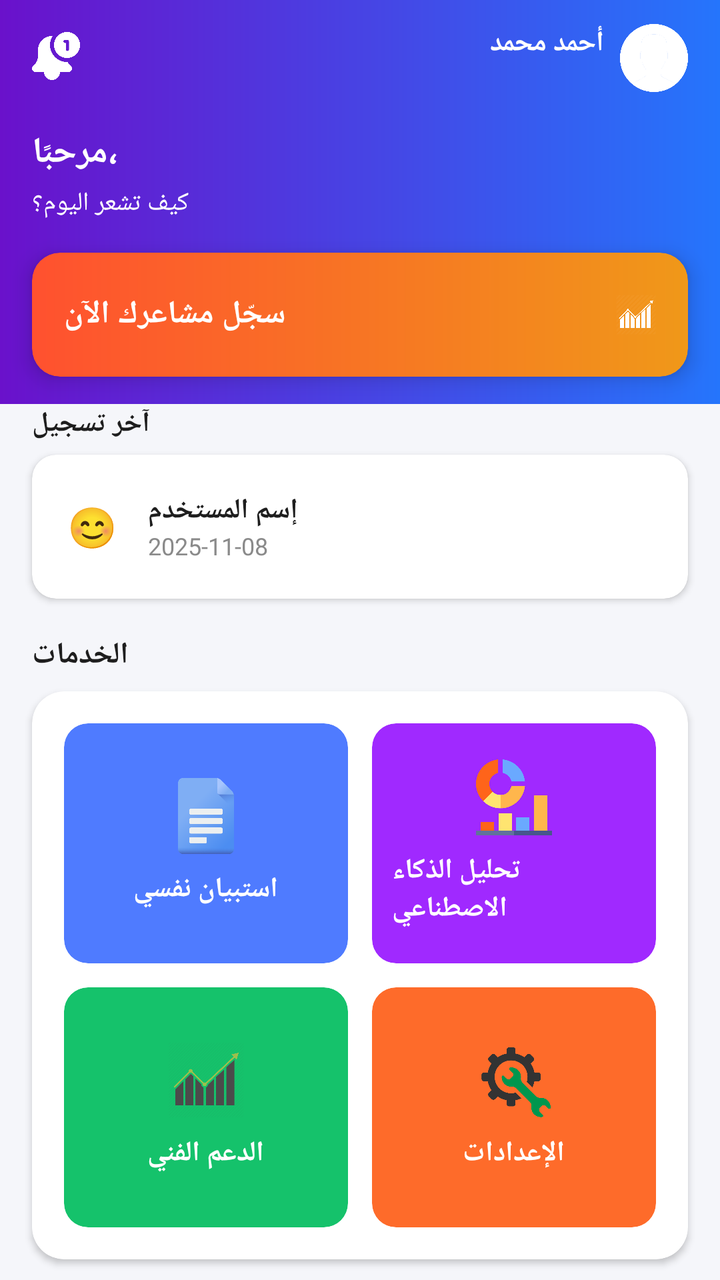
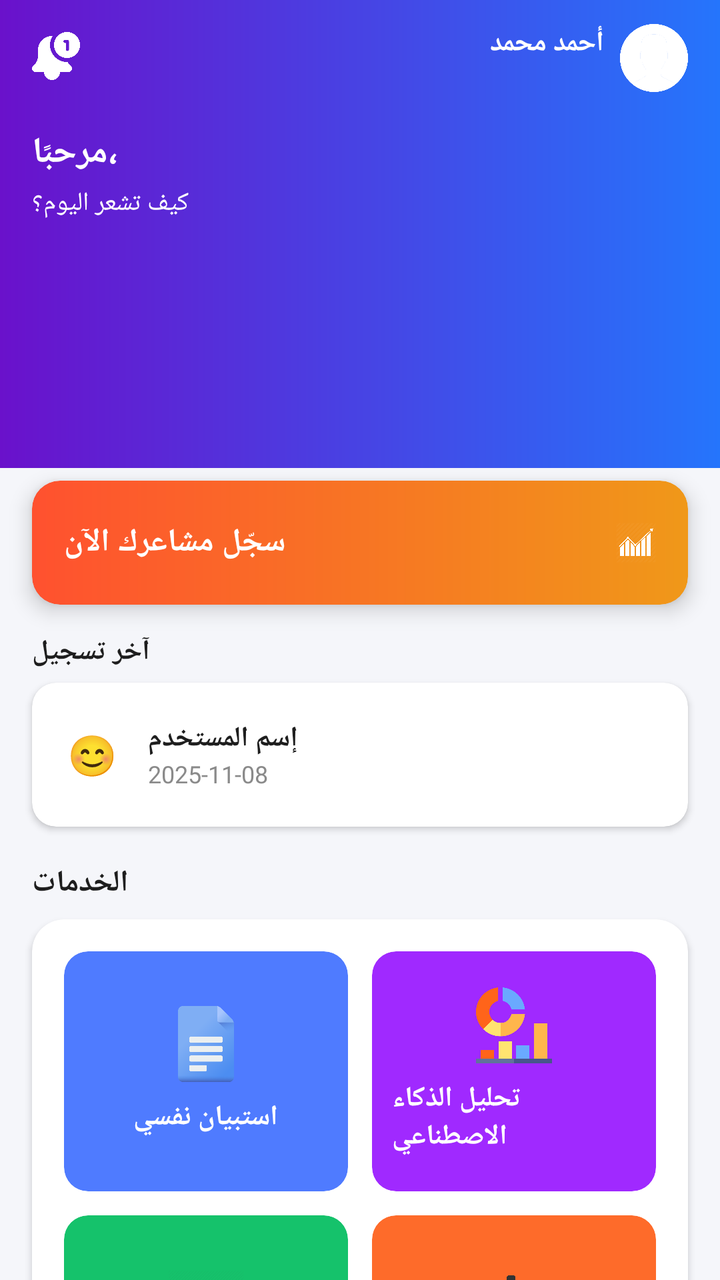

The first picture is an Android layout as it rendered before a commit; the second is the same layout after the commit. The layout source and the unified diff follow.
<!-- AndroidManifest.xml: application theme Theme.Mentalhealthapp -->
<!-- res/layout/fragment_home.xml -->
<?xml version="1.0" encoding="utf-8"?>
<androidx.constraintlayout.widget.ConstraintLayout
    xmlns:android="http://schemas.android.com/apk/res/android"
    xmlns:app="http://schemas.android.com/apk/res-auto"
    android:id="@+id/homeMainRoot"
    android:layout_width="match_parent"
    android:layout_height="match_parent"
    android:background="@color/bg_light"
    android:layoutDirection="locale"
    android:textDirection="locale"
    android:fitsSystemWindows="true">

    
    <androidx.core.widget.NestedScrollView
        android:id="@+id/homeScroll"
        android:layout_width="0dp"
        android:layout_height="0dp"
        android:fillViewport="true"
        android:background="@color/bg_light"
        android:layoutDirection="locale"
        android:textDirection="locale"
        android:fitsSystemWindows="true"
        app:layout_constraintTop_toTopOf="parent"
        app:layout_constraintBottom_toBottomOf="parent"
        app:layout_constraintStart_toStartOf="parent"
        app:layout_constraintEnd_toEndOf="parent">

        <androidx.constraintlayout.widget.ConstraintLayout
            android:id="@+id/homeRoot"
            android:layout_width="match_parent"
            android:layout_height="wrap_content"
            android:paddingBottom="16dp">

            
            <View
                android:id="@+id/headerBg"
                android:layout_width="0dp"
                android:layout_height="0dp"
                android:background="@drawable/bg_header_gradient"
                app:layout_constraintHeight_percent="0.28"
                app:layout_constraintTop_toTopOf="parent"
                app:layout_constraintStart_toStartOf="parent"
                app:layout_constraintEnd_toEndOf="parent"/>

            
            <ImageView
                android:id="@+id/ivBell"
                android:layout_width="24dp"
                android:layout_height="24dp"
                android:src="@drawable/ic_bell"
                app:tint="@android:color/white"
                android:layout_marginStart="16dp"
                android:layout_marginTop="16dp"
                app:layout_constraintTop_toTopOf="parent"
                app:layout_constraintStart_toStartOf="parent"/>

            
            <ImageView
                android:id="@+id/ivAvatar"
                android:layout_width="34dp"
                android:layout_height="34dp"
                android:src="@drawable/ic_user_circle"
                app:tint="@android:color/white"
                android:layout_marginEnd="16dp"
                android:layout_marginTop="12dp"
                app:layout_constraintTop_toTopOf="parent"
                app:layout_constraintEnd_toEndOf="parent"/>

            
            <TextView
                android:id="@+id/tvUserName"
                android:layout_width="wrap_content"
                android:layout_height="wrap_content"
                android:text="@string/sample_user_name"
                android:textColor="@android:color/white"
                android:textStyle="bold"
                android:textSize="14sp"
                android:layout_marginEnd="8dp"
                app:layout_constraintTop_toTopOf="@id/ivAvatar"
                app:layout_constraintEnd_toStartOf="@id/ivAvatar"/>

            
            <TextView
                android:id="@+id/tvWelcome"
                android:layout_width="0dp"
                android:layout_height="wrap_content"
                android:text="@string/home_welcome"
                android:textColor="@android:color/white"
                android:textStyle="bold"
                android:textSize="18sp"
                android:layout_marginTop="18dp"
                android:layout_marginStart="16dp"
                android:layout_marginEnd="16dp"
                app:layout_constraintTop_toBottomOf="@id/ivAvatar"
                app:layout_constraintStart_toStartOf="parent"
                app:layout_constraintEnd_toEndOf="parent"/>

            
            <TextView
                android:id="@+id/tvHowFeel"
                android:layout_width="0dp"
                android:layout_height="wrap_content"
                android:text="@string/how_feel"
                android:textColor="@android:color/white"
                android:textSize="13sp"
                android:layout_marginTop="4dp"
                app:layout_constraintTop_toBottomOf="@id/tvWelcome"
                app:layout_constraintStart_toStartOf="@id/tvWelcome"
                app:layout_constraintEnd_toEndOf="@id/tvWelcome"/>

            
            <androidx.cardview.widget.CardView
                android:id="@+id/cardRecordMood"
                android:layout_width="0dp"
                android:layout_height="wrap_content"
                android:layout_marginTop="16dp"
                app:cardCornerRadius="14dp"
                app:cardElevation="6dp"
                android:backgroundTint="@android:color/transparent"
                app:layout_constraintTop_toBottomOf="@id/tvHowFeel"
                app:layout_constraintStart_toStartOf="@id/tvWelcome"
                app:layout_constraintEnd_toEndOf="@id/tvWelcome">

                <LinearLayout
                    android:layout_width="match_parent"
                    android:layout_height="62dp"
                    android:background="@drawable/bg_orange_gradient"
                    android:gravity="center_vertical"
                    android:paddingStart="16dp"
                    android:paddingEnd="16dp"
                    android:layoutDirection="locale">

                    <TextView
                        android:id="@+id/tvRecordMood"
                        android:layout_width="0dp"
                        android:layout_height="wrap_content"
                        android:layout_weight="1"
                        android:text="@string/record_mood_now"
                        android:textColor="@android:color/white"
                        android:textStyle="bold"
                        android:textSize="16sp"/>

                    <ImageView
                        android:layout_width="20dp"
                        android:layout_height="20dp"
                        android:src="@drawable/ic_arrow"
                        app:tint="@android:color/white"/>
                </LinearLayout>
            </androidx.cardview.widget.CardView>

            
            <TextView
                android:id="@+id/tvLastEntryTitle"
                android:layout_width="0dp"
                android:layout_height="wrap_content"
                android:text="@string/last_entry"
                android:textStyle="bold"
                android:textSize="14sp"
                android:textColor="@color/text_dark"
                android:layout_marginTop="14dp"
                app:layout_constraintTop_toBottomOf="@id/cardRecordMood"
                app:layout_constraintStart_toStartOf="@id/tvWelcome"
                app:layout_constraintEnd_toEndOf="@id/tvWelcome"/>

            
            <androidx.cardview.widget.CardView
                android:id="@+id/cardLastEntry"
                android:layout_width="0dp"
                android:layout_height="wrap_content"
                android:layout_marginTop="6dp"
                app:cardCornerRadius="12dp"
                app:cardElevation="2dp"
                app:layout_constraintTop_toBottomOf="@id/tvLastEntryTitle"
                app:layout_constraintStart_toStartOf="@id/tvWelcome"
                app:layout_constraintEnd_toEndOf="@id/tvWelcome">

                <LinearLayout
                    android:layout_width="match_parent"
                    android:layout_height="72dp"
                    android:gravity="center_vertical"
                    android:padding="12dp"
                    android:layoutDirection="locale">

                    <TextView
                        android:id="@+id/tvLastMoodEmoji"
                        android:layout_width="36dp"
                        android:layout_height="36dp"
                        android:text="😊"
                        android:gravity="center"
                        android:textSize="20sp"/>

                    <LinearLayout
                        android:layout_width="0dp"
                        android:layout_height="wrap_content"
                        android:layout_weight="1"
                        android:orientation="vertical"
                        android:paddingStart="10dp"
                        android:paddingEnd="10dp">

                        <TextView
                            android:id="@+id/tvLastMoodLabel"
                            android:layout_width="wrap_content"
                            android:layout_height="wrap_content"
                            android:text="@string/sample_mood_label"
                            android:textStyle="bold"
                            android:textSize="14sp"
                            android:textColor="@color/text_dark"/>

                        <TextView
                            android:id="@+id/tvLastMoodDate"
                            android:layout_width="wrap_content"
                            android:layout_height="wrap_content"
                            android:text="2025-11-08"
                            android:textSize="12sp"
                            android:textColor="@color/text_gray"/>
                    </LinearLayout>

                </LinearLayout>
            </androidx.cardview.widget.CardView>

            
            <TextView
                android:id="@+id/tvServices"
                android:layout_width="0dp"
                android:layout_height="wrap_content"
                android:text="@string/services"
                android:textStyle="bold"
                android:textSize="15sp"
                android:textColor="@color/text_dark"
                android:layout_marginTop="18dp"
                app:layout_constraintTop_toBottomOf="@id/cardLastEntry"
                app:layout_constraintStart_toStartOf="@id/tvWelcome"
                app:layout_constraintEnd_toEndOf="@id/tvWelcome"/>

            
            <androidx.cardview.widget.CardView
                android:id="@+id/cardServicesContainer"
                android:layout_width="0dp"
                android:layout_height="wrap_content"
                android:layout_marginTop="8dp"
                app:cardCornerRadius="16dp"
                app:cardElevation="2dp"
                android:backgroundTint="@android:color/white"
                app:layout_constraintTop_toBottomOf="@id/tvServices"
                app:layout_constraintStart_toStartOf="@id/tvWelcome"
                app:layout_constraintEnd_toEndOf="@id/tvWelcome">

                <LinearLayout
                    android:layout_width="match_parent"
                    android:layout_height="wrap_content"
                    android:orientation="vertical"
                    android:padding="10dp"
                    android:layoutDirection="locale">

                    
                    <LinearLayout
                        android:layout_width="match_parent"
                        android:layout_height="wrap_content"
                        android:orientation="horizontal"
                        android:weightSum="2">

                        <LinearLayout
                            android:id="@+id/cardQuestionnaire"
                            android:layout_width="0dp"
                            android:layout_height="120dp"
                            android:layout_weight="1"
                            android:layout_margin="6dp"
                            android:background="@drawable/bg_service_purple"
                            android:gravity="center"
                            android:orientation="vertical"
                            android:padding="10dp"
                            android:clipToOutline="true">

                            <ImageView
                                android:layout_width="38dp"
                                android:layout_height="38dp"
                                android:src="@drawable/ic_form" />

                            <TextView
                                android:layout_width="wrap_content"
                                android:layout_height="wrap_content"
                                android:text="@string/mood_check"
                                android:textColor="@android:color/white"
                                android:textStyle="bold"
                                android:textSize="14sp"
                                android:layout_marginTop="8dp"/>
                        </LinearLayout>

                        <LinearLayout
                            android:id="@+id/cardAI"
                            android:layout_width="0dp"
                            android:layout_height="120dp"
                            android:layout_weight="1"
                            android:layout_margin="6dp"
                            android:background="@drawable/bg_service_blue"
                            android:gravity="center"
                            android:orientation="vertical"
                            android:padding="10dp"
                            android:clipToOutline="true">

                            <ImageView
                                android:layout_width="38dp"
                                android:layout_height="38dp"
                                android:src="@drawable/ic_chart"/>

                            <TextView
                                android:layout_width="wrap_content"
                                android:layout_height="wrap_content"
                                android:text="@string/ai_analysis"
                                android:textColor="@android:color/white"
                                android:textStyle="bold"
                                android:textSize="14sp"
                                android:layout_marginTop="8dp"/>
                        </LinearLayout>
                    </LinearLayout>

                    
                    <LinearLayout
                        android:layout_width="match_parent"
                        android:layout_height="wrap_content"
                        android:orientation="horizontal"
                        android:weightSum="2">

                        <LinearLayout
                            android:id="@+id/cardSupport"
                            android:layout_width="0dp"
                            android:layout_height="120dp"
                            android:layout_weight="1"
                            android:layout_margin="6dp"
                            android:background="@drawable/bg_service_green"
                            android:gravity="center"
                            android:orientation="vertical"
                            android:padding="10dp"
                            android:clipToOutline="true">

                            <ImageView
                                android:layout_width="38dp"
                                android:layout_height="38dp"
                                android:src="@drawable/ic_arrow" />

                            <TextView
                                android:layout_width="wrap_content"
                                android:layout_height="wrap_content"
                                android:text="@string/support"
                                android:textColor="@android:color/white"
                                android:textStyle="bold"
                                android:textSize="14sp"
                                android:layout_marginTop="8dp"/>
                        </LinearLayout>

                        <LinearLayout
                            android:id="@+id/cardSettings"
                            android:layout_width="0dp"
                            android:layout_height="120dp"
                            android:layout_weight="1"
                            android:layout_margin="6dp"
                            android:background="@drawable/bg_service_orange"
                            android:gravity="center"
                            android:orientation="vertical"
                            android:padding="10dp"
                            android:clipToOutline="true">

                            <ImageView
                                android:layout_width="38dp"
                                android:layout_height="38dp"
                                android:src="@drawable/ic_settings" />

                            <TextView
                                android:layout_width="wrap_content"
                                android:layout_height="wrap_content"
                                android:text="@string/settings"
                                android:textColor="@android:color/white"
                                android:textStyle="bold"
                                android:textSize="14sp"
                                android:layout_marginTop="8dp"/>
                        </LinearLayout>
                    </LinearLayout>

                </LinearLayout>
            </androidx.cardview.widget.CardView>

            
            <androidx.cardview.widget.CardView
                android:id="@+id/cardTip"
                android:layout_width="0dp"
                android:layout_height="wrap_content"
                android:layout_marginTop="12dp"
                android:layout_marginBottom="16dp"
                app:cardCornerRadius="12dp"
                app:cardElevation="1dp"
                app:layout_constraintTop_toBottomOf="@id/cardServicesContainer"
                app:layout_constraintStart_toStartOf="@id/tvWelcome"
                app:layout_constraintEnd_toEndOf="@id/tvWelcome"
                app:layout_constraintBottom_toBottomOf="parent">

                <LinearLayout
                    android:layout_width="match_parent"
                    android:layout_height="wrap_content"
                    android:layoutDirection="locale"
                    android:orientation="vertical"
                    android:padding="12dp">

                    <TextView
                        android:layout_width="wrap_content"
                        android:layout_height="wrap_content"
                        android:text="@string/tip_today"
                        android:textColor="@color/text_dark"
                        android:textStyle="bold" />

                    <TextView
                        android:id="@+id/tvTipBody"
                        android:layout_width="wrap_content"
                        android:layout_height="wrap_content"
                        android:layout_marginTop="4dp"
                        android:text="@string/tip_today_body"
                        android:textColor="@color/text_gray"
                        android:textSize="12sp" />
                </LinearLayout>
            </androidx.cardview.widget.CardView>

        </androidx.constraintlayout.widget.ConstraintLayout>

    </androidx.core.widget.NestedScrollView>

</androidx.constraintlayout.widget.ConstraintLayout>
<!-- resources referenced by this layout -->
<resources>
  <color name="bg_light">#F5F6FA</color>
  <color name="text_dark">#1E1E1E</color>
  <color name="text_gray">#8A8A8A</color>
  <!-- drawable bg_header_gradient (drawable) -->
  <?xml version="1.0" encoding="utf-8"?>
  <shape xmlns:android="http://schemas.android.com/apk/res/android"
      android:shape="rectangle">
  
      <gradient
          android:type="linear"
          android:angle="0"
          android:startColor="#6A11CB"
          android:endColor="#2575FC"/>
  
  </shape>
  <!-- drawable bg_orange_gradient (drawable) -->
  <?xml version="1.0" encoding="utf-8"?>
  <shape xmlns:android="http://schemas.android.com/apk/res/android"
      android:shape="rectangle">
  
      <gradient
          android:type="linear"
          android:angle="0"
          android:startColor="#FF512F"
          android:endColor="#F09819"/>
  
      <corners android:radius="14dp"/>
  
  </shape>
  <!-- drawable bg_service_blue (drawable) -->
  <shape xmlns:android="http://schemas.android.com/apk/res/android">
      <corners android:radius="12dp"/>
      <solid android:color="@color/ai_card"/>
  </shape>
  <!-- drawable bg_service_green (drawable) -->
  <shape xmlns:android="http://schemas.android.com/apk/res/android">
      <corners android:radius="12dp"/>
      <solid android:color="@color/green_card"/>
  </shape>
  <!-- drawable bg_service_orange (drawable) -->
  <shape xmlns:android="http://schemas.android.com/apk/res/android">
      <corners android:radius="12dp"/>
      <solid android:color="@color/Orange_card"/>
  </shape>
  <!-- drawable bg_service_purple (drawable) -->
  <shape xmlns:android="http://schemas.android.com/apk/res/android">
      <corners android:radius="12dp"/>
      <solid android:color="@color/purple_end"/>
  </shape>
  <!-- drawable ic_arrow: png bitmap (drawable, 20240 bytes) -->
  <!-- drawable ic_bell: png bitmap (drawable, 17477 bytes) -->
  <!-- drawable ic_chart: png bitmap (drawable, 13125 bytes) -->
  <!-- drawable ic_form: png bitmap (drawable, 18542 bytes) -->
  <!-- drawable ic_settings: png bitmap (drawable, 9913 bytes) -->
  <!-- drawable ic_user_circle: png bitmap (drawable, 19456 bytes) -->
  <string name="ai_analysis">تحليل الذكاء الاصطناعي</string>
  <string name="home_welcome">مرحبًا،</string>
  <string name="how_feel">كيف تشعر اليوم؟</string>
  <string name="last_entry">آخر تسجيل</string>
  <string name="mood_check">استبيان نفسي</string>
  <string name="record_mood_now">سجّل مشاعرك الآن</string>
  <string name="sample_mood_label">إسم المستخدم </string>
  <string name="sample_user_name">أحمد محمد</string>
  <string name="services">الخدمات</string>
  <string name="settings">الإعدادات</string>
  <string name="support">الدعم الفني</string>
  <string name="tip_today">نصيحة اليوم</string>
  <string name="tip_today_body">خصص 10 دقائق يومياً للتأمل والتنفس العميق.</string>
  <style name="Theme.Mentalhealthapp" parent="Base.Theme.Mentalhealthapp" />
  <color name="ai_card">#A029FF</color>
  <color name="green_card">#15C26B</color>
  <color name="Orange_card">#FE6B2A</color>
  <color name="purple_end">#4F7BFF</color>
  <style name="Base.Theme.Mentalhealthapp" parent="Theme.Material3.DayNight.NoActionBar">
          
          
      </style>
</resources>

<!-- the commit's change to res/layout/fragment_home.xml (unified diff, before → after) -->
@@ -113,9 +113,10 @@
                 android:id="@+id/cardRecordMood"
                 android:layout_width="0dp"
                 android:layout_height="wrap_content"
-                android:layout_marginTop="16dp"
+
                 app:cardCornerRadius="14dp"
                 app:cardElevation="6dp"
+                android:layout_marginTop="130dp"
                 android:backgroundTint="@android:color/transparent"
                 app:layout_constraintTop_toBottomOf="@id/tvHowFeel"
                 app:layout_constraintStart_toStartOf="@id/tvWelcome"
@@ -128,6 +129,7 @@
                     android:gravity="center_vertical"
                     android:paddingStart="16dp"
                     android:paddingEnd="16dp"
+
                     android:layoutDirection="locale">
 
                     <TextView
